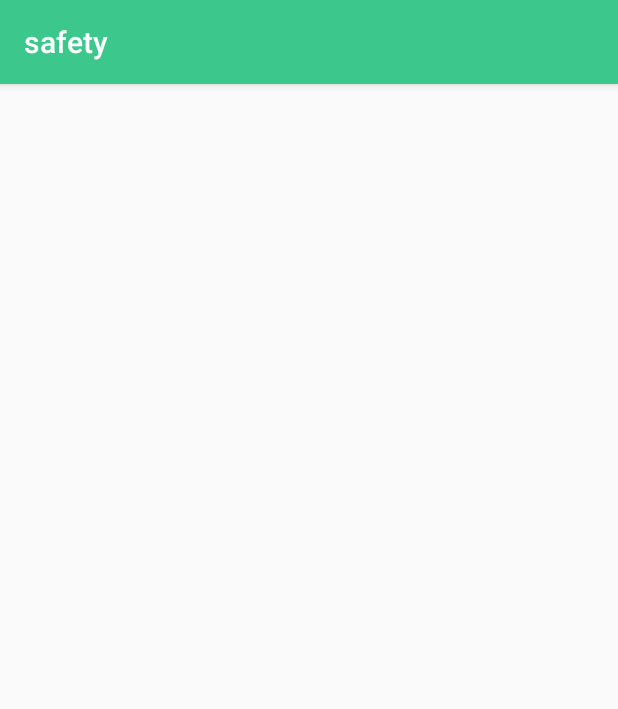
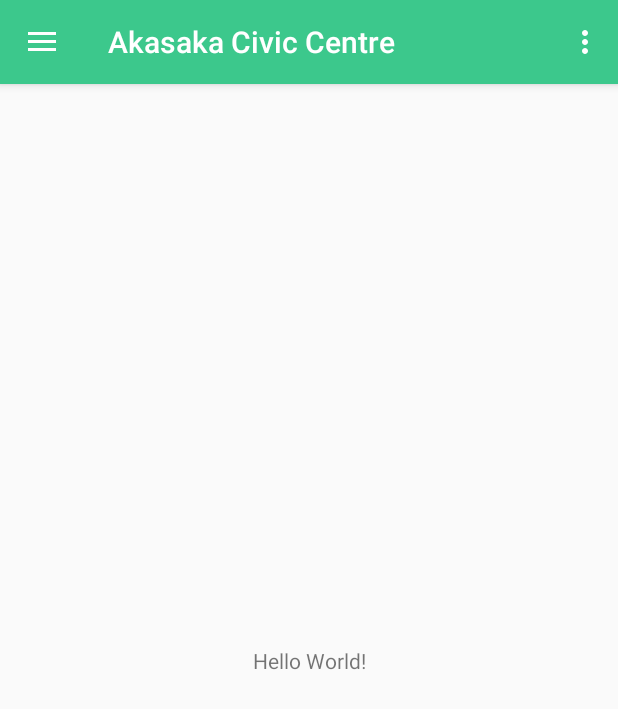
Before and after one commit to TranBaVinhSon/ahtokyo_2019, an Android app: the CommunityActivity screen opened directly, with no data from a screen before it, on a phone screen of 412 x 824 dp. Shown: the top 709 px of the screen. Run offline under Robolectric (Android 15) with nearby library versions, the phone set to English and light mode, and no system bars.

Commit message:
add stuff

```diff
--- a/safety/app/src/main/AndroidManifest.xml
+++ b/safety/app/src/main/AndroidManifest.xml
@@ -18,7 +18,8 @@
             </intent-filter>
         </activity>
 
-        <activity android:name=".Activities.CommunityActivity">
+        <activity android:name=".Activities.CommunityActivity"
+            android:theme="@style/AppTheme.NoActionBar">
         </activity>
 
         <activity android:name=".Activities.MainActivity">
--- a/safety/app/src/main/java/com/example/sontbv/safety/Activities/CommunityActivity.java
+++ b/safety/app/src/main/java/com/example/sontbv/safety/Activities/CommunityActivity.java
@@ -1,14 +1,81 @@
 package com.example.sontbv.safety.Activities;
 
 import android.os.Bundle;
+import android.support.design.widget.FloatingActionButton;
+import android.support.design.widget.NavigationView;
+import android.support.design.widget.Snackbar;
+import android.support.v4.view.GravityCompat;
+import android.support.v4.widget.DrawerLayout;
+import android.support.v7.app.ActionBarDrawerToggle;
 import android.support.v7.app.AppCompatActivity;
+import android.support.v7.widget.Toolbar;
+import android.view.Menu;
+import android.view.MenuItem;
+import android.view.View;
+import android.view.WindowManager;
 
 import com.example.sontbv.safety.R;
 
-public class CommunityActivity extends AppCompatActivity {
+public class CommunityActivity extends AppCompatActivity implements NavigationView.OnNavigationItemSelectedListener  {
     @Override
     protected void onCreate(Bundle savedInstanceState) {
         super.onCreate(savedInstanceState);
         setContentView(R.layout.activity_community);
+        Toolbar toolbar = (Toolbar) findViewById(R.id.toolbar);
+        setSupportActionBar(toolbar);
+
+        getSupportActionBar().setTitle("Akasaka Civic Centre");
+        DrawerLayout drawer = (DrawerLayout) findViewById(R.id.drawer_layout);
+        ActionBarDrawerToggle toggle = new ActionBarDrawerToggle(
+                this, drawer, toolbar, R.string.navigation_drawer_open, R.string.navigation_drawer_close);
+        drawer.addDrawerListener(toggle);
+        toggle.syncState();
+
+        NavigationView navigationView = (NavigationView) findViewById(R.id.nav_view);
+        navigationView.setNavigationItemSelectedListener(this);
+    }
+
+    @Override
+    public void onBackPressed() {
+        DrawerLayout drawer = (DrawerLayout) findViewById(R.id.drawer_layout);
+        if (drawer.isDrawerOpen(GravityCompat.START)) {
+            drawer.closeDrawer(GravityCompat.START);
+        } else {
+            super.onBackPressed();
+        }
+    }
+
+    @Override
+    public boolean onCreateOptionsMenu(Menu menu) {
+        // Inflate the menu; this adds items to the action bar if it is present.
+        getMenuInflater().inflate(R.menu.main, menu);
+        return true;
+    }
+
+    @Override
+    public boolean onOptionsItemSelected(MenuItem item) {
+        // Handle action bar item clicks here. The action bar will
+        // automatically handle clicks on the Home/Up button, so long
+        // as you specify a parent activity in AndroidManifest.xml.
+        int id = item.getItemId();
+
+        //noinspection SimplifiableIfStatement
+        if (id == R.id.action_settings) {
+            return true;
+        }
+
+        return super.onOptionsItemSelected(item);
+    }
+
+    @SuppressWarnings("StatementWithEmptyBody")
+    @Override
+    public boolean onNavigationItemSelected(MenuItem item) {
+        // Handle navigation view item clicks here.
+        int id = item.getItemId();
+
+
+        DrawerLayout drawer = (DrawerLayout) findViewById(R.id.drawer_layout);
+        drawer.closeDrawer(GravityCompat.START);
+        return true;
     }
 }
--- a/safety/app/src/main/java/com/example/sontbv/safety/Activities/CommunityInfoActivity.java
+++ b/safety/app/src/main/java/com/example/sontbv/safety/Activities/CommunityInfoActivity.java
@@ -1,6 +1,7 @@
 package com.example.sontbv.safety.Activities;
 
 import android.app.ActionBar;
+import android.content.Intent;
 import android.os.Bundle;
 import android.support.design.widget.FloatingActionButton;
 import android.support.design.widget.Snackbar;
@@ -29,8 +30,8 @@ public class CommunityInfoActivity extends AppCompatActivity {
         fab.setOnClickListener(new View.OnClickListener() {
             @Override
             public void onClick(View view) {
-                Snackbar.make(view, "Replace with your own action", Snackbar.LENGTH_LONG)
-                        .setAction("Action", null).show();
+                Intent myIntent = new Intent(CommunityInfoActivity.this, CommunityActivity.class);
+                CommunityInfoActivity.this.startActivity(myIntent);
             }
         });
     }
--- a/safety/app/src/main/res/layout/activity_community.xml
+++ b/safety/app/src/main/res/layout/activity_community.xml
@@ -1,6 +1,25 @@
 <?xml version="1.0" encoding="utf-8"?>
-<LinearLayout xmlns:android="http://schemas.android.com/apk/res/android"
+<android.support.v4.widget.DrawerLayout xmlns:android="http://schemas.android.com/apk/res/android"
+    xmlns:app="http://schemas.android.com/apk/res-auto"
+    xmlns:tools="http://schemas.android.com/tools"
+    android:id="@+id/drawer_layout"
     android:layout_width="match_parent"
-    android:layout_height="match_parent">
+    android:layout_height="match_parent"
+    android:fitsSystemWindows="true"
+    tools:openDrawer="start">
 
-</LinearLayout>
+    <include
+        layout="@layout/app_bar_community"
+        android:layout_width="match_parent"
+        android:layout_height="match_parent" />
+
+    <android.support.design.widget.NavigationView
+        android:id="@+id/nav_view"
+        android:layout_width="wrap_content"
+        android:layout_height="match_parent"
+        android:layout_gravity="start"
+        android:fitsSystemWindows="true"
+        app:headerLayout="@layout/nav_header_main"
+        app:menu="@menu/activity_main_drawer" />
+
+</android.support.v4.widget.DrawerLayout>
--- /dev/null
+++ b/safety/app/src/main/res/layout/app_bar_community.xml
@@ -0,0 +1,25 @@
+<?xml version="1.0" encoding="utf-8"?>
+<android.support.design.widget.CoordinatorLayout xmlns:android="http://schemas.android.com/apk/res/android"
+    xmlns:app="http://schemas.android.com/apk/res-auto"
+    xmlns:tools="http://schemas.android.com/tools"
+    android:layout_width="match_parent"
+    android:layout_height="match_parent"
+    tools:context=".Activities.CommunityActivity">
+
+    <android.support.design.widget.AppBarLayout
+        android:layout_width="match_parent"
+        android:layout_height="wrap_content"
+        android:theme="@style/AppTheme.AppBarOverlay">
+
+        <android.support.v7.widget.Toolbar
+            android:id="@+id/toolbar"
+            android:layout_width="match_parent"
+            android:layout_height="?attr/actionBarSize"
+            app:titleTextColor="@color/white"
+            app:popupTheme="@style/AppTheme.PopupOverlay" />
+
+    </android.support.design.widget.AppBarLayout>
+
+    <include layout="@layout/content_community" />
+
+</android.support.design.widget.CoordinatorLayout>
--- /dev/null
+++ b/safety/app/src/main/res/layout/content_community.xml
@@ -0,0 +1,20 @@
+<?xml version="1.0" encoding="utf-8"?>
+<android.support.constraint.ConstraintLayout xmlns:android="http://schemas.android.com/apk/res/android"
+    xmlns:app="http://schemas.android.com/apk/res-auto"
+    xmlns:tools="http://schemas.android.com/tools"
+    android:layout_width="match_parent"
+    android:layout_height="match_parent"
+    app:layout_behavior="@string/appbar_scrolling_view_behavior"
+    tools:context=".Activities.CommunityActivity"
+    tools:showIn="@layout/app_bar_community">
+
+    <TextView
+        android:layout_width="wrap_content"
+        android:layout_height="wrap_content"
+        android:text="Hello World!"
+        app:layout_constraintBottom_toBottomOf="parent"
+        app:layout_constraintLeft_toLeftOf="parent"
+        app:layout_constraintRight_toRightOf="parent"
+        app:layout_constraintTop_toTopOf="parent" />
+
+</android.support.constraint.ConstraintLayout>
--- /dev/null
+++ b/safety/app/src/main/res/layout/nav_header_main.xml
@@ -0,0 +1,16 @@
+<?xml version="1.0" encoding="utf-8"?>
+<LinearLayout xmlns:android="http://schemas.android.com/apk/res/android"
+    xmlns:app="http://schemas.android.com/apk/res-auto"
+    android:layout_width="match_parent"
+    android:layout_height="@dimen/nav_header_height"
+    android:gravity="bottom"
+    android:orientation="vertical"
+    android:theme="@style/ThemeOverlay.AppCompat.Dark">
+
+    <ImageView
+        android:id="@+id/imageView"
+        android:layout_width="match_parent"
+        android:layout_height="match_parent"
+        android:src="@drawable/background" />
+
+</LinearLayout>
--- /dev/null
+++ b/safety/app/src/main/res/menu/activity_main_drawer.xml
@@ -0,0 +1,21 @@
+<?xml version="1.0" encoding="utf-8"?>
+<menu xmlns:android="http://schemas.android.com/apk/res/android"
+    xmlns:tools="http://schemas.android.com/tools"
+    tools:showIn="navigation_view">
+
+    <group android:checkableBehavior="single">
+        <item
+            android:id="@+id/nav_camera"
+            android:title="General" />
+        <item
+            android:id="@+id/nav_gallery"
+            android:title="Announcement" />
+        <item
+            android:id="@+id/nav_slideshow"
+            android:title="SOS" />
+        <item
+            android:id="@+id/nav_share"
+            android:title="Ask help" />
+
+    </group>
+</menu>
--- /dev/null
+++ b/safety/app/src/main/res/menu/main.xml
@@ -0,0 +1,9 @@
+<?xml version="1.0" encoding="utf-8"?>
+<menu xmlns:android="http://schemas.android.com/apk/res/android"
+    xmlns:app="http://schemas.android.com/apk/res-auto">
+    <item
+        android:id="@+id/action_settings"
+        android:orderInCategory="100"
+        android:title="@string/action_settings"
+        app:showAsAction="never" />
+</menu>
--- a/safety/app/src/main/res/values/dimens.xml
+++ b/safety/app/src/main/res/values/dimens.xml
@@ -2,4 +2,9 @@
     <dimen name="app_bar_height">200dp</dimen>
     <dimen name="fab_margin">16dp</dimen>
     <dimen name="text_margin">16dp</dimen>
+
+    <dimen name="activity_horizontal_margin">16dp</dimen>
+    <dimen name="activity_vertical_margin">16dp</dimen>
+    <dimen name="nav_header_vertical_spacing">8dp</dimen>
+    <dimen name="nav_header_height">200dp</dimen>
 </resources>
--- a/safety/app/src/main/res/values/strings.xml
+++ b/safety/app/src/main/res/values/strings.xml
@@ -1,4 +1,6 @@
 <resources>
     <string name="app_name">safety</string>
     <string name="action_settings">Settings</string>
+    <string name="navigation_drawer_open">Open navigation drawer</string>
+    <string name="navigation_drawer_close">Close navigation drawer</string>
 </resources>
```
